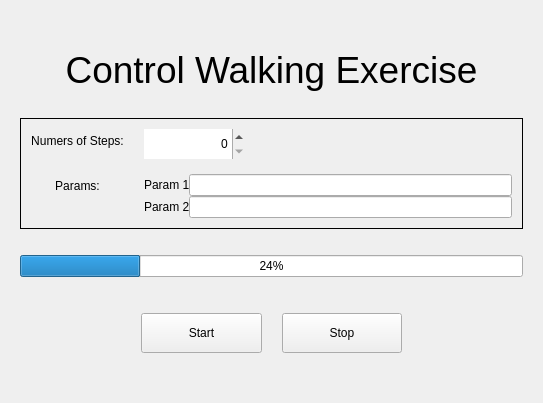
The window that src/gui_pkg/include/gui_pkg/control_form.ui (cristianbass01/GUI_robotic_exoskeleton) describes before a commit, drawn with Qt 5.
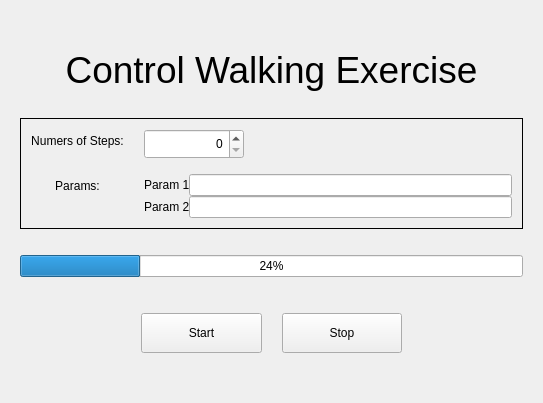
The same window after the commit.

Patch:
```diff
--- a/src/gui_pkg/include/gui_pkg/control_form.ui
+++ b/src/gui_pkg/include/gui_pkg/control_form.ui
@@ -129,7 +129,7 @@
            </size>
           </property>
           <property name="frame">
-           <bool>false</bool>
+           <bool>true</bool>
           </property>
           <property name="alignment">
            <set>Qt::AlignRight|Qt::AlignTrailing|Qt::AlignVCenter</set>
```
